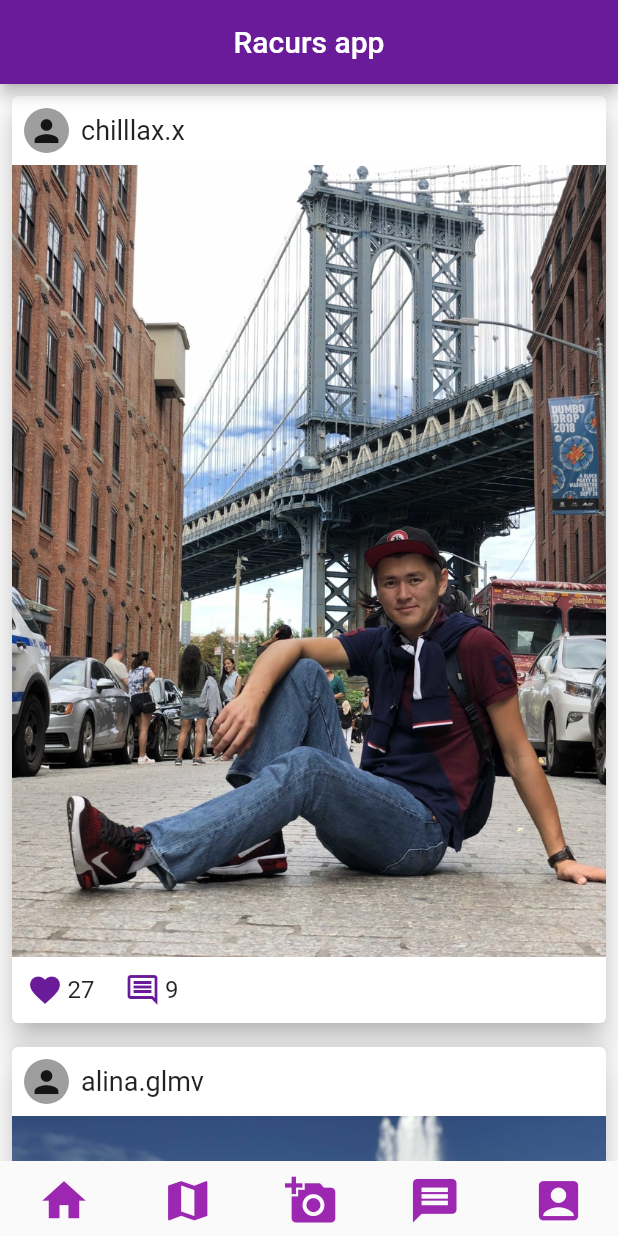
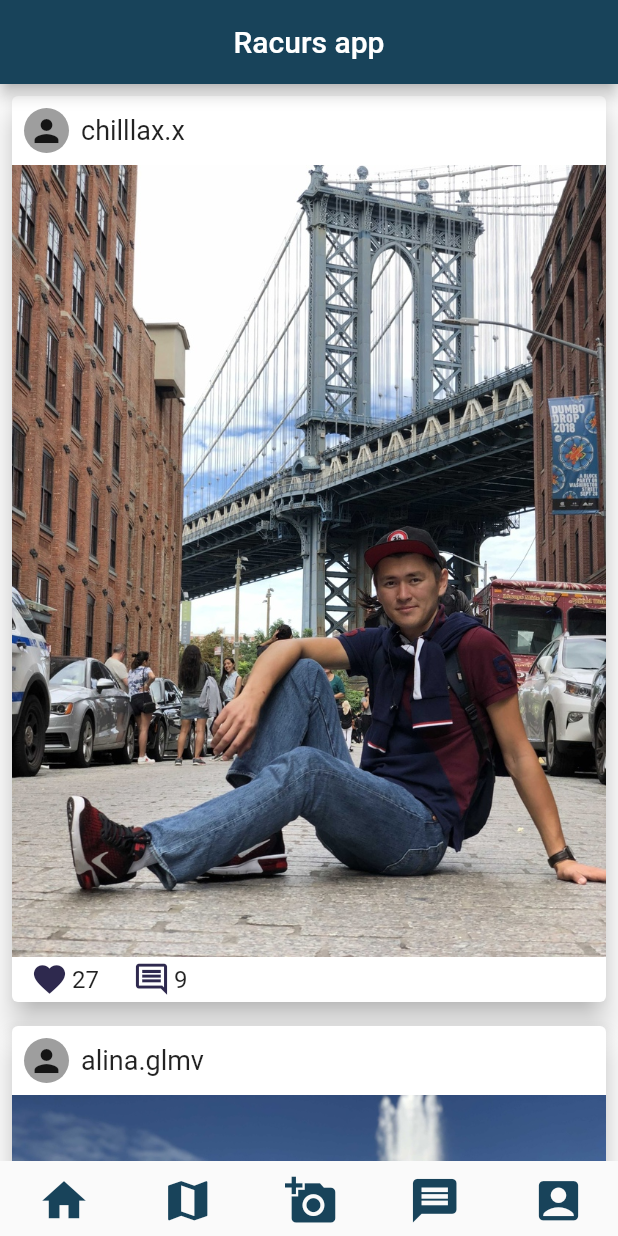
Before and after one commit to zirg41/racurs_app, a Flutter app: the screen it shows after launch, on a phone screen of 412 x 824 dp. Run offline on Flutter 3.47's test engine with Material 2 defaults, Android fonts, the light colour scheme and no system bars.

Commit message:
Changing Icon to IconButton in CounterWidg

```diff
--- a/lib/widgets/counter_widg.dart
+++ b/lib/widgets/counter_widg.dart
@@ -4,25 +4,30 @@
   final int count;
   final IconData icon;
   final double fontSize;
+  final Function onPressedFunc;
 
   CounterWidg({
     @required this.count,
     @required this.icon,
+    @required this.onPressedFunc,
     this.fontSize = 16,
   });
 
   @override
   Widget build(BuildContext context) {
     return Container(
-      margin: EdgeInsets.symmetric(vertical: 10, horizontal: 10),
+      margin: EdgeInsets.symmetric(vertical: 0, horizontal: 10),
       child: Row(
         children: [
-          Padding(
-            padding: const EdgeInsets.only(right: 3),
-            child: Icon(
-              icon,
-              color: Colors.purple.shade800,
+          IconButton(
+            constraints: BoxConstraints(
+              minWidth: 30,
+              minHeight: 30,
             ),
+            padding: EdgeInsets.all(0),
+            iconSize: 25,
+            onPressed: onPressedFunc,
+            icon: Icon(icon, color: Theme.of(context).accentColor),
           ),
           Text(
             "$count",
--- a/lib/widgets/post.dart
+++ b/lib/widgets/post.dart
@@ -33,10 +33,12 @@
                   CounterWidg(
                     count: postLikesCount,
                     icon: Icons.favorite,
+                    onPressedFunc: () {},
                   ),
                   CounterWidg(
                     count: postCommentsCount,
                     icon: Icons.comment_outlined,
+                    onPressedFunc: () {},
                   ),
                 ],
               ),
```
Also changed, not shown: lib/main.dart (+37 -5 lines).
